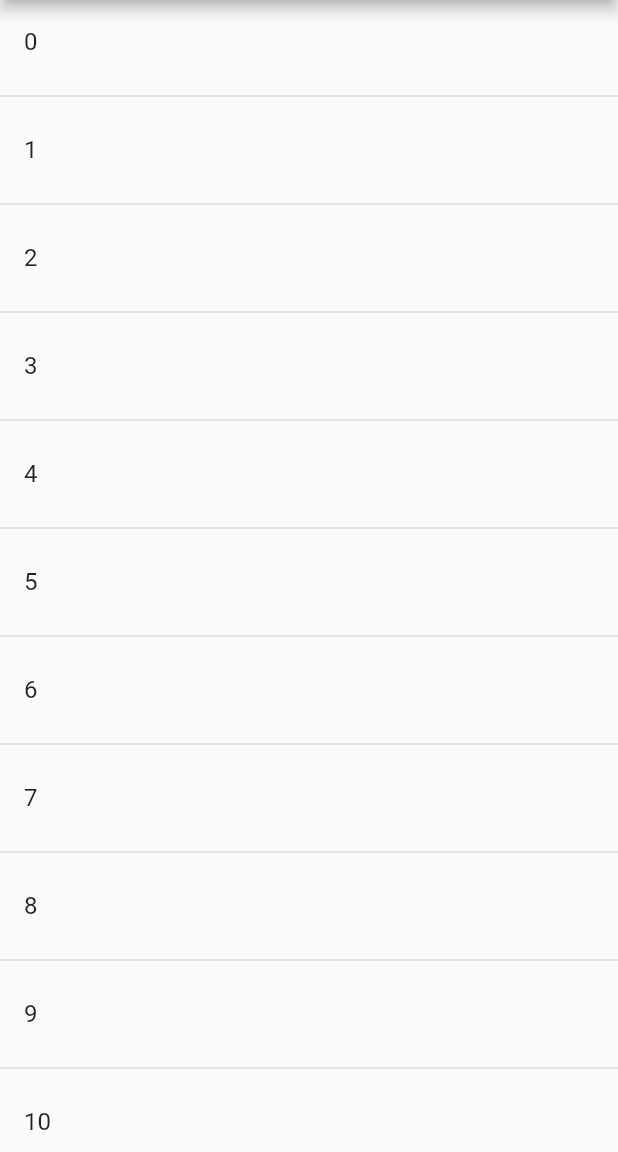
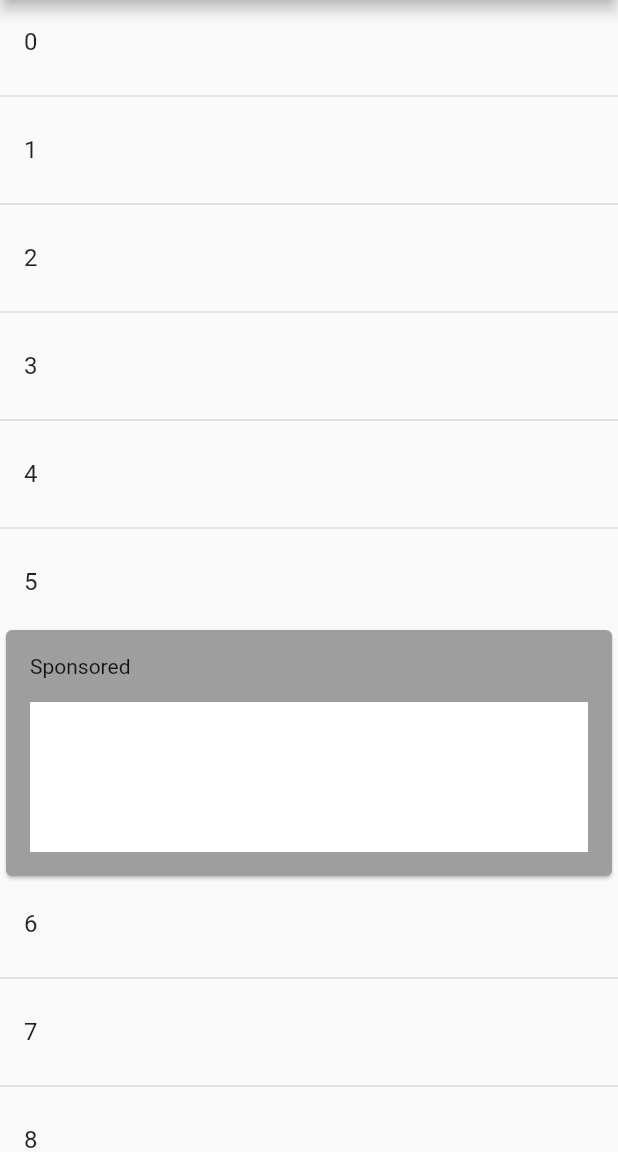
Before and after one commit to heitormurara/flutter_listview, a Flutter app: the screen it shows after launch, on a phone screen of 412 x 824 dp, the part 84-1236 px from its top. Run offline on Flutter 3.47's test engine with Material 2 defaults, Android fonts, the phone set to English and light mode, and no system bars.

Commit message:
Add Adds to ListView

```diff
--- a/lib/main.dart
+++ b/lib/main.dart
@@ -31,9 +31,30 @@ class HomePage extends StatelessWidget {
           );
         },
         separatorBuilder: (BuildContext context, int index) {
+          if (index % 5 == 0 && index != 0) return _buildAndBanner();
           return Divider(thickness: 1,);
         },
       )
     );
   }
+
+  Widget _buildAndBanner() {
+    return Card(
+      color: Colors.grey,
+      child: Container(
+        padding: EdgeInsets.all(16),
+        child: Column(
+          crossAxisAlignment: CrossAxisAlignment.start,
+          children: <Widget> [
+            Text('Sponsored'),
+            SizedBox(height: 16),
+            Container(
+              height: 100,
+              color: Colors.white,
+            )
+          ],
+        ),
+      ),
+    );
+  }
 }
```
